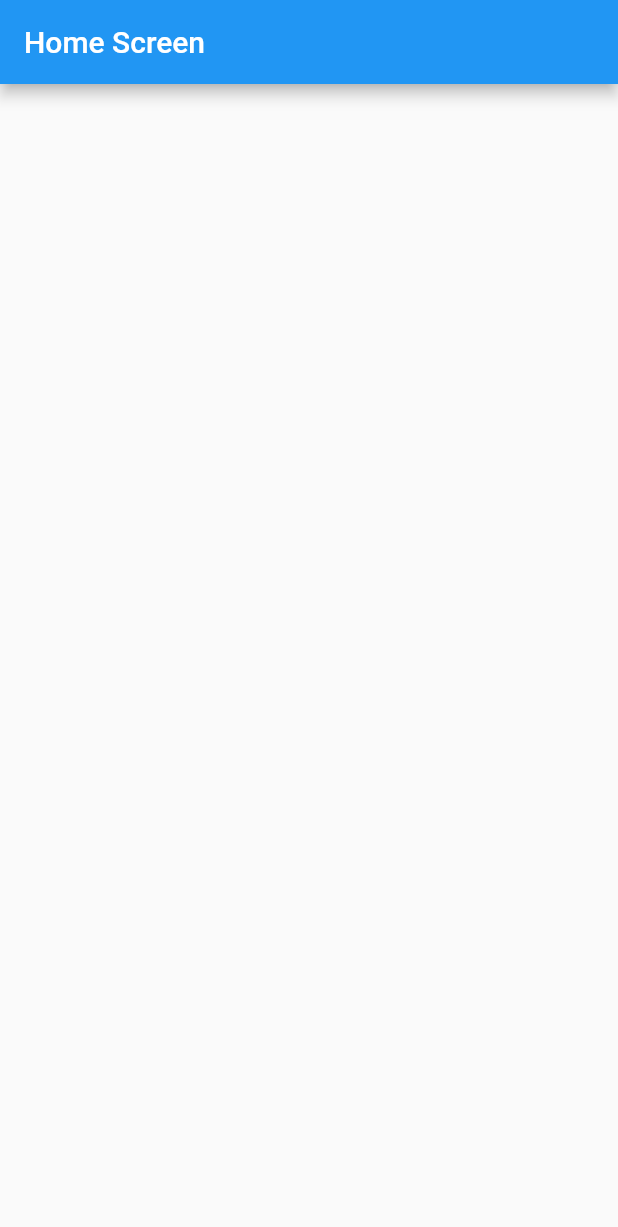
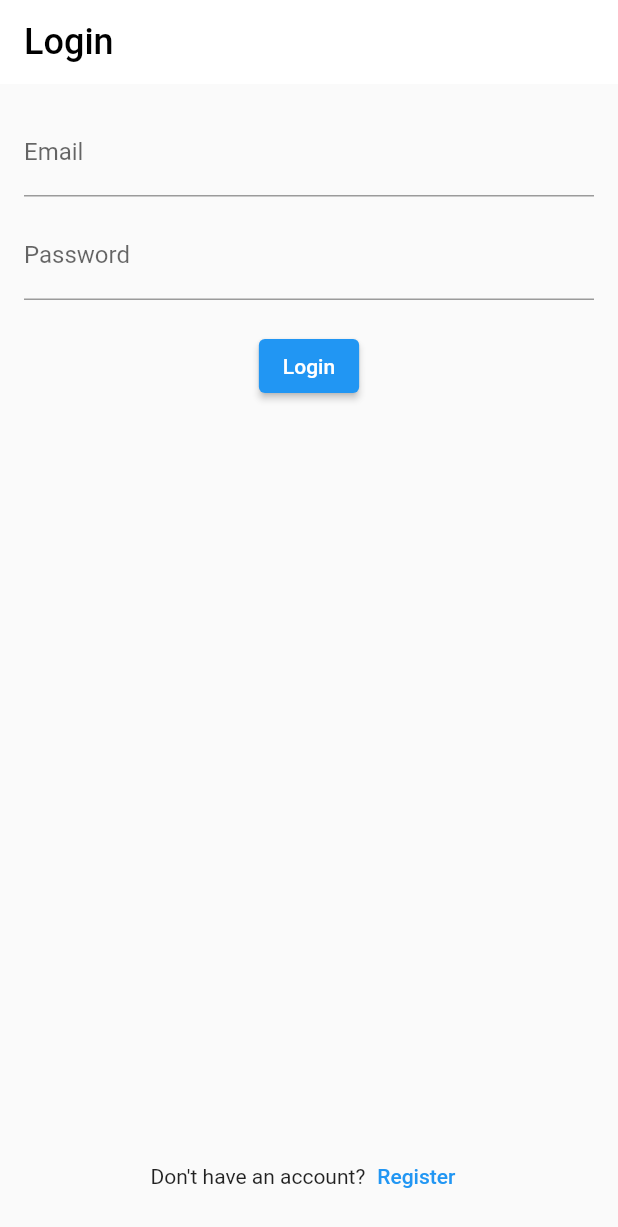
Before and after one commit to Sadia-Saif/Flutter-Firestore, a Flutter app: the screen it shows after launch, on a phone screen of 412 x 824 dp. Shown: the top 1227 px of the screen. Run offline on Flutter 3.47's test engine with Material 2 defaults, Android fonts, the phone set to English and light mode, and no system bars; drawn by our look-alikes of flutter_form_builder; our stand-ins replace cloud_firestore, firebase_core, form_builder_validators; accounts and stored records are empty.

Commit message:
making forms for registration and login

```diff
--- a/lib/main.dart
+++ b/lib/main.dart
@@ -1,6 +1,6 @@
 import 'package:firebase_core/firebase_core.dart';
 import 'package:firebase_crud/firebase_options.dart';
-import 'package:firebase_crud/screens/home_screen.dart';
+import 'package:firebase_crud/screens/login/login.dart';
 import 'package:flutter/material.dart';
 
 void main(List<String> args) async {
@@ -17,7 +17,7 @@ class MyApp extends StatelessWidget {
   @override
   Widget build(BuildContext context) {
     return const MaterialApp(
-      home: HomeScreen(),
+      home: LoginScreen(),
     );
   }
 }
--- /dev/null
+++ b/lib/screens/login/login.dart
@@ -0,0 +1,28 @@
+import 'package:firebase_crud/screens/register/register.dart';
+import 'package:flutter/material.dart';
+import 'package:flutter_form_builder/flutter_form_builder.dart';
+import 'package:form_builder_validators/form_builder_validators.dart';
+
+part 'widget/_body.dart';
+
+class LoginScreen extends StatelessWidget {
+  const LoginScreen({super.key});
+
+  @override
+  Widget build(BuildContext context) {
+    return Scaffold(
+      appBar: AppBar(
+        title: const Text(
+          "Login",
+          style: TextStyle(color: Colors.black, fontSize: 24),
+        ),
+        elevation: 0,
+        backgroundColor: Colors.white,
+      ),
+      body: const Padding(
+        padding: EdgeInsets.all(16.0),
+        child: _Body(),
+      ),
+    );
+  }
+}
--- /dev/null
+++ b/lib/screens/login/widget/_body.dart
@@ -0,0 +1,60 @@
+part of '../login.dart';
+
+class _Body extends StatelessWidget {
+  const _Body();
+
+  static final _formKey = GlobalKey<FormBuilderState>();
+  @override
+  Widget build(BuildContext context) {
+    return SafeArea(
+      child: FormBuilder(
+        key: _formKey,
+        child: Column(
+          children: [
+            FormBuilderTextField(
+                name: 'email',
+                decoration: const InputDecoration(
+                  labelText: 'Email',
+                ),
+                validator: FormBuilderValidators.compose([
+                  FormBuilderValidators.required(),
+                  FormBuilderValidators.email(),
+                ])),
+            const SizedBox(height: 10),
+            FormBuilderTextField(
+              name: 'password',
+              obscureText: true,
+              decoration: const InputDecoration(
+                labelText: 'Password',
+              ),
+              validator: FormBuilderValidators.compose([
+                FormBuilderValidators.required(),
+                FormBuilderValidators.minLength(6),
+              ]),
+            ),
+            const SizedBox(height: 20),
+            ElevatedButton(onPressed: () {}, child: const Text("Login")),
+            const Spacer(),
+            Row(
+              mainAxisAlignment: MainAxisAlignment.center,
+              children: [
+                const Text("Don't have an account?"),
+                TextButton(
+                  onPressed: () {
+                    Navigator.push(
+                      context,
+                      MaterialPageRoute(
+                        builder: (context) => const RegisterScreen(),
+                      ),
+                    );
+                  },
+                  child: const Text("Register"),
+                ),
+              ],
+            ),
+          ],
+        ),
+      ),
+    );
+  }
+}
--- /dev/null
+++ b/lib/screens/register/widget/_body.dart
@@ -0,0 +1,50 @@
+part of '../register.dart';
+
+class _Body extends StatelessWidget {
+  const _Body();
+
+  static final _formKey = GlobalKey<FormBuilderState>();
+  @override
+  Widget build(BuildContext context) {
+    return FormBuilder(
+      key: _formKey,
+      child: Column(
+        children: [
+          FormBuilderTextField(
+              name: 'name',
+              decoration: const InputDecoration(
+                labelText: 'Name',
+              ),
+              validator: FormBuilderValidators.compose([
+                FormBuilderValidators.required(),
+                FormBuilderValidators.email(),
+              ])),
+          const SizedBox(height: 10),
+          FormBuilderTextField(
+              name: 'email',
+              decoration: const InputDecoration(
+                labelText: 'Email',
+              ),
+              validator: FormBuilderValidators.compose([
+                FormBuilderValidators.required(),
+                FormBuilderValidators.email(),
+              ])),
+          const SizedBox(height: 10),
+          FormBuilderTextField(
+            name: 'password',
+            obscureText: true,
+            decoration: const InputDecoration(
+              labelText: 'Password',
+            ),
+            validator: FormBuilderValidators.compose([
+              FormBuilderValidators.required(),
+              FormBuilderValidators.minLength(6),
+            ]),
+          ),
+          const SizedBox(height: 20),
+          ElevatedButton(onPressed: () {}, child: const Text("Login"))
+        ],
+      ),
+    );
+  }
+}
--- a/pubspec.yaml
+++ b/pubspec.yaml
@@ -38,6 +38,8 @@ dependencies:
   firebase_core: 2.14.0
   cloud_firestore: 4.8.1
   uuid: ^3.0.7
+  flutter_form_builder: ^9.1.0
+  form_builder_validators: ^9.0.0
 
 dev_dependencies:
   flutter_test:
```
Also changed, not shown: lib/screens/register/register.dart (added, +22 -0 lines), pubspec.lock.
